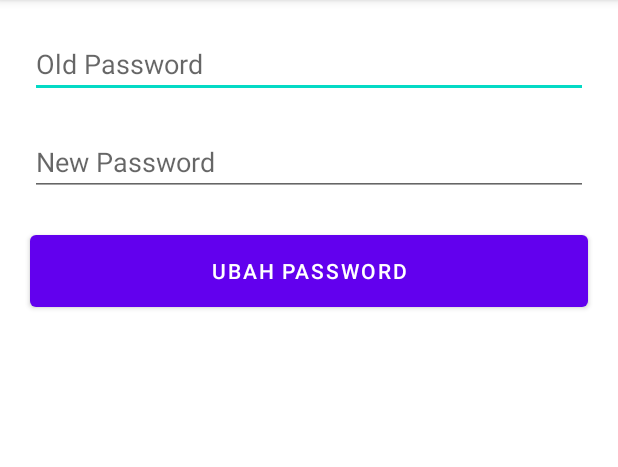
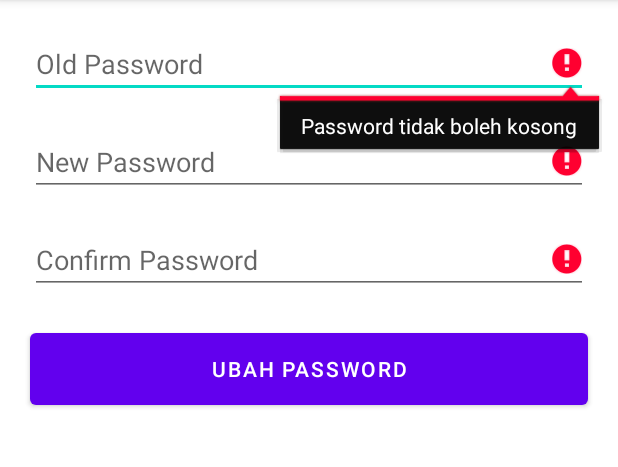
Before and after one commit to StringLAX/RoadSignSpotter, an Android app: the ChangePasswordActivity screen opened directly, with no data from a screen before it, after a tap on "UBAH PASSWORD", on a phone screen of 412 x 824 dp, the part 84-551 px from its top. Run offline under Robolectric (Android 15) with nearby library versions, the phone set to English and light mode, and no system bars.

Commit message:
Capstone Started Day 2

```diff
--- a/app/src/main/java/com/c23ps203/roadsignspotter/ui/ChangePasswordActivity.kt
+++ b/app/src/main/java/com/c23ps203/roadsignspotter/ui/ChangePasswordActivity.kt
@@ -6,9 +6,10 @@ import android.os.Bundle
 import android.view.View
 import android.widget.Toast
 import androidx.lifecycle.ViewModelProvider
+import com.c23ps203.roadsignspotter.R
 import com.c23ps203.roadsignspotter.data.helper.PreferenceHelper
+import com.c23ps203.roadsignspotter.data.viewmodel.ChangePasswordViewModel
 import com.c23ps203.roadsignspotter.databinding.ActivityChangePasswordBinding
-import com.c23ps203.roadsignspotter.data.viewmodel.ChangePasswordViewModel
 
 class ChangePasswordActivity : AppCompatActivity() {
 
@@ -30,8 +31,26 @@ class ChangePasswordActivity : AppCompatActivity() {
         binding.btnChangePassword.setOnClickListener {
             val currentPassword = binding.edOldPassword.text.toString()
             val newPassword = binding.edNewPassword.text.toString()
-            showLoading(true)
-            changePassword(currentPassword, newPassword)
+            val confirmPassword = binding.edConfirmPassword.text.toString()
+
+            when {
+                currentPassword.isEmpty() || newPassword.isEmpty() || confirmPassword.isEmpty() -> {
+                    binding.edOldPassword.error = resources.getString(R.string.password_empty)
+                    binding.edNewPassword.error = resources.getString(R.string.password_empty)
+                    binding.edConfirmPassword.error = resources.getString(R.string.password_empty)
+                }
+                newPassword.length < 8 -> {
+                    binding.edNewPassword.error = resources.getString(R.string.password_error)
+                }
+                newPassword != confirmPassword -> {
+                    binding.edNewPassword.error = resources.getString(R.string.password_not_match)
+                    binding.edConfirmPassword.error = resources.getString(R.string.password_not_match)
+                }
+                else -> {
+                    showLoading(true)
+                    changePassword(currentPassword, newPassword)
+                }
+            }
         }
     }
 
--- a/app/src/main/java/com/c23ps203/roadsignspotter/ui/ProfileActivity.kt
+++ b/app/src/main/java/com/c23ps203/roadsignspotter/ui/ProfileActivity.kt
@@ -32,6 +32,9 @@ class ProfileActivity : AppCompatActivity() {
         }"
         binding.tvUsername.text = resources.getString(R.string.username_profile) +
                 " ${sharedPref.getString(Constant.prefUsername).toString()}"
+
+        binding.tvEmail.text = resources.getString(R.string.email_profile) +
+                " ${sharedPref.getString(Constant.prefEmail).toString()}"
 
         binding.btnChangePassword.setOnClickListener {
             startActivity(Intent(this@ProfileActivity, ChangePasswordActivity::class.java))
--- a/app/src/main/res/layout/activity_change_password.xml
+++ b/app/src/main/res/layout/activity_change_password.xml
@@ -18,7 +18,7 @@
         app:layout_constraintHorizontal_bias="0.498"
         app:layout_constraintStart_toStartOf="parent"
         app:layout_constraintTop_toTopOf="parent"
-        app:layout_constraintVertical_bias="0.399" />
+        app:layout_constraintVertical_bias="0.499" />
 
     <com.c23ps203.roadsignspotter.customview.PasswordEditText
         android:id="@+id/ed_old_password"
@@ -28,7 +28,6 @@
         android:layout_marginTop="20dp"
         android:hint="@string/old_password"
         android:inputType="textPassword"
-        android:transitionName="password"
         app:layout_constraintBottom_toBottomOf="parent"
         app:layout_constraintEnd_toEndOf="parent"
         app:layout_constraintHorizontal_bias="0.95"
@@ -44,13 +43,27 @@
         android:layout_marginVertical="20dp"
         android:hint="@string/new_password"
         android:inputType="textPassword"
-        android:transitionName="password"
         app:layout_constraintBottom_toBottomOf="parent"
         app:layout_constraintEnd_toEndOf="parent"
         app:layout_constraintHorizontal_bias="0.6"
         app:layout_constraintStart_toStartOf="parent"
         app:layout_constraintTop_toBottomOf="@+id/ed_old_password"
         app:layout_constraintVertical_bias="0.0" />
+
+    <com.c23ps203.roadsignspotter.customview.PasswordEditText
+        android:id="@+id/ed_confirm_password"
+        android:layout_width="match_parent"
+        android:layout_height="wrap_content"
+        android:layout_marginHorizontal="20dp"
+        android:layout_marginVertical="20dp"
+        android:hint="@string/confirm_password"
+        android:inputType="textPassword"
+        app:layout_constraintBottom_toBottomOf="parent"
+        app:layout_constraintEnd_toEndOf="parent"
+        app:layout_constraintHorizontal_bias="0.6"
+        app:layout_constraintStart_toStartOf="parent"
+        app:layout_constraintTop_toBottomOf="@+id/ed_new_password"
+        app:layout_constraintVertical_bias="0.0"/>
 
     <Button
         android:id="@+id/btn_change_password"
@@ -62,7 +75,7 @@
         app:layout_constraintEnd_toEndOf="parent"
         app:layout_constraintHorizontal_bias="0.6"
         app:layout_constraintStart_toStartOf="parent"
-        app:layout_constraintTop_toBottomOf="@+id/ed_new_password"
+        app:layout_constraintTop_toBottomOf="@+id/ed_confirm_password"
         app:layout_constraintVertical_bias="0.0" />
 
 
--- a/app/src/main/res/values/strings.xml
+++ b/app/src/main/res/values/strings.xml
@@ -4,6 +4,7 @@
     <string name="password">Password</string>
     <string name="old_password">Old Password</string>
     <string name="new_password">New Password</string>
+    <string name="confirm_password">Confirm Password</string>
     <string name="login">Login</string>
     <string name="logout">Logout</string>
     <string name="register">Register</string>
@@ -12,6 +13,7 @@
     <string name="username">Username</string>
     <string name="dont_have_account">Don\'t have an account?</string>
     <string name="password_error">"Password harus memiliki minimal 8 karakter."</string>
+    <string name="password_not_match">"Password tidak sama."</string>
     <string name="name_empty">Nama tidak boleh kosong</string>
     <string name="username_empty">Username tidak boleh kosong</string>
     <string name="email_empty">Email tidak boleh kosong</string>
@@ -38,6 +40,7 @@
     <string name="failed_to_save_image">Gagal menyimpan gambar</string>
     <string name="name_profile">Name \t\t\t\t\t\t:</string>
     <string name="username_profile">Username \t:</string>
+    <string name="email_profile">Email \t\t\t\t\t\t\t:</string>
     <string name="change_password">Ubah Password</string>
     <string name="change_password_success">Password berhasil diubah</string>
     <string name="change_password_failed">Password gagal diubah</string>
```
Also changed, not shown: app/src/main/res/layout/activity_profile.xml (+17 -1 lines).
